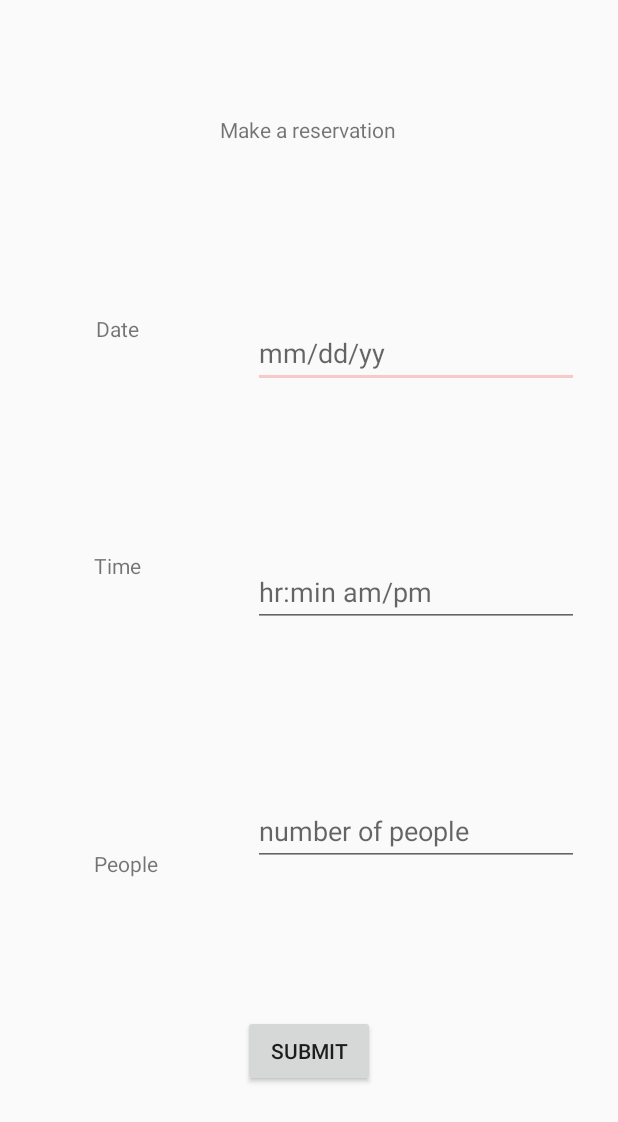
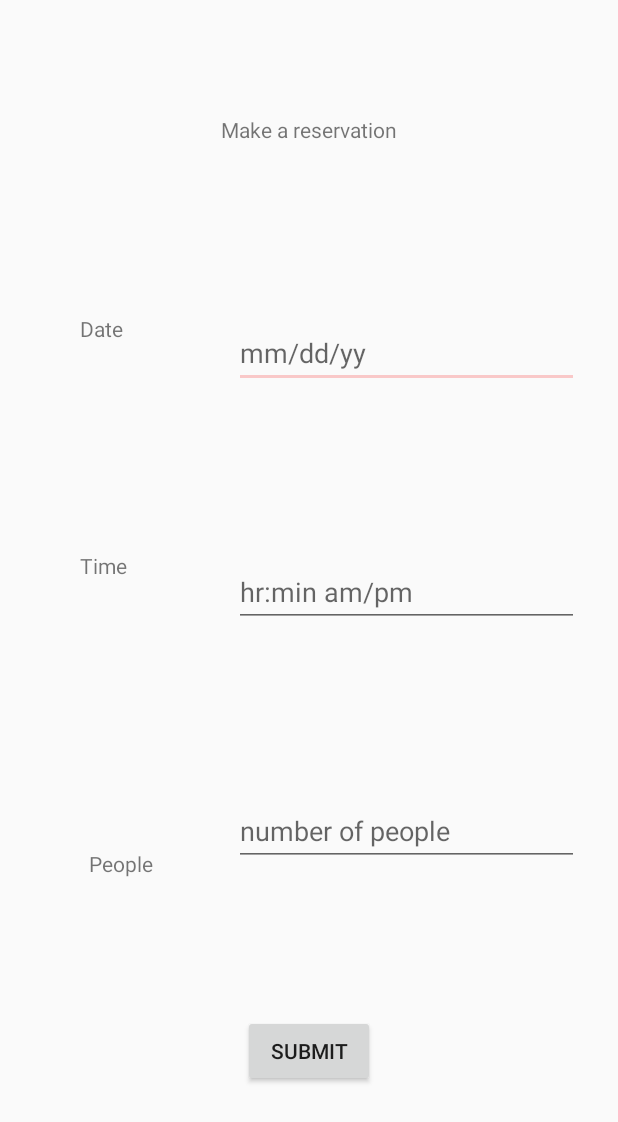
Before and after one commit to mpho001/HostMe, an Android app: the Reserve screen opened directly, with no data from a screen before it, on a phone screen of 412 x 824 dp. Shown: the top 1122 px of the screen. Run offline under Robolectric (Android 15) with nearby library versions, the phone set to English and light mode, and no system bars.

Commit message:
layout changes

```diff
--- a/app/src/main/res/layout/activity_reserve.xml
+++ b/app/src/main/res/layout/activity_reserve.xml
@@ -8,7 +8,7 @@
 
     <TextView
         android:id="@+id/date"
-        android:layout_width="29dp"
+        android:layout_width="50dp"
         android:layout_height="19dp"
         android:layout_marginBottom="70dp"
         android:layout_marginEnd="275dp"
@@ -23,7 +23,7 @@
 
     <TextView
         android:id="@+id/time"
-        android:layout_width="32dp"
+        android:layout_width="50dp"
         android:layout_height="19dp"
         android:layout_marginBottom="70dp"
         android:layout_marginEnd="275dp"
@@ -37,7 +37,7 @@
 
     <TextView
         android:id="@+id/people"
-        android:layout_width="43dp"
+        android:layout_width="50dp"
         android:layout_height="19dp"
         android:layout_marginBottom="200dp"
         android:layout_marginEnd="264dp"
@@ -51,8 +51,8 @@
 
     <TextView
         android:id="@+id/makeReservation"
-        android:layout_width="119dp"
-        android:layout_height="19dp"
+        android:layout_width="wrap_content"
+        android:layout_height="wrap_content"
         android:layout_marginBottom="50dp"
         android:layout_marginEnd="75dp"
         android:layout_marginStart="75dp"
@@ -65,7 +65,7 @@
 
     <EditText
         android:id="@+id/enterDate"
-        android:layout_width="217dp"
+        android:layout_width="230dp"
         android:layout_height="46dp"
         android:layout_marginBottom="53dp"
         android:layout_marginEnd="26dp"
@@ -79,7 +79,7 @@
 
     <EditText
         android:id="@+id/enterTime"
-        android:layout_width="217dp"
+        android:layout_width="230dp"
         android:layout_height="46dp"
         android:layout_marginBottom="53dp"
         android:layout_marginEnd="26dp"
@@ -93,7 +93,7 @@
 
     <EditText
         android:id="@+id/enterPeople"
-        android:layout_width="217dp"
+        android:layout_width="230dp"
         android:layout_height="46dp"
         android:layout_marginBottom="240dp"
         android:layout_marginEnd="26dp"
```
Also changed, not shown: app/src/main/res/layout/activity_review.xml (+13 -0 lines).
